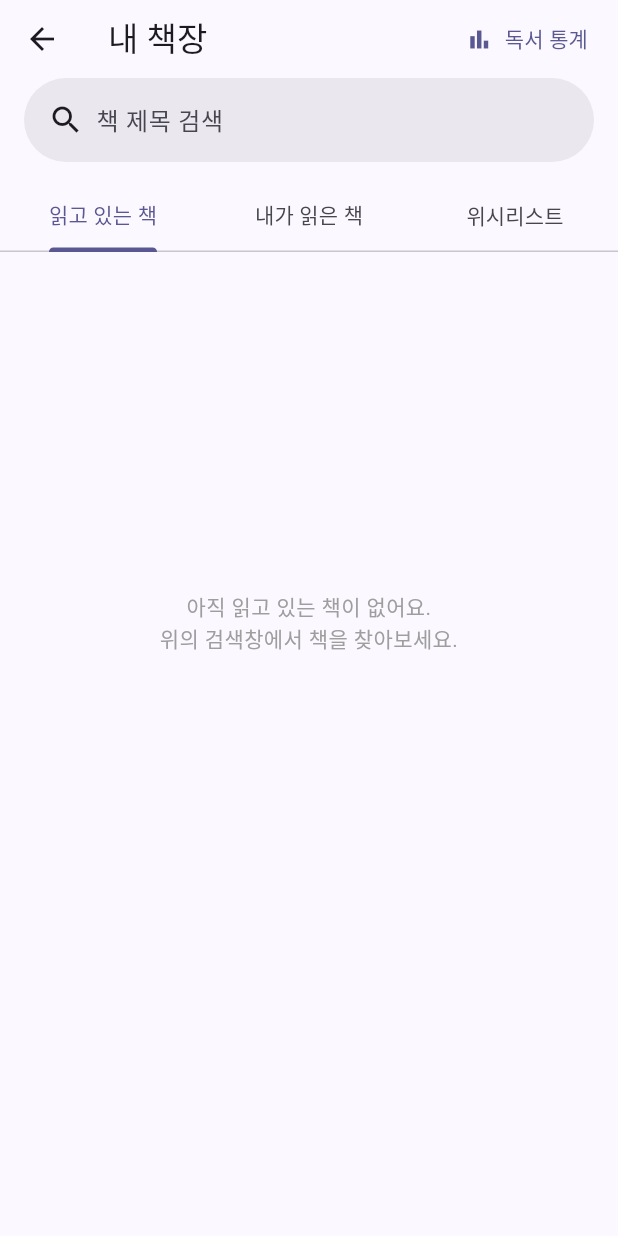
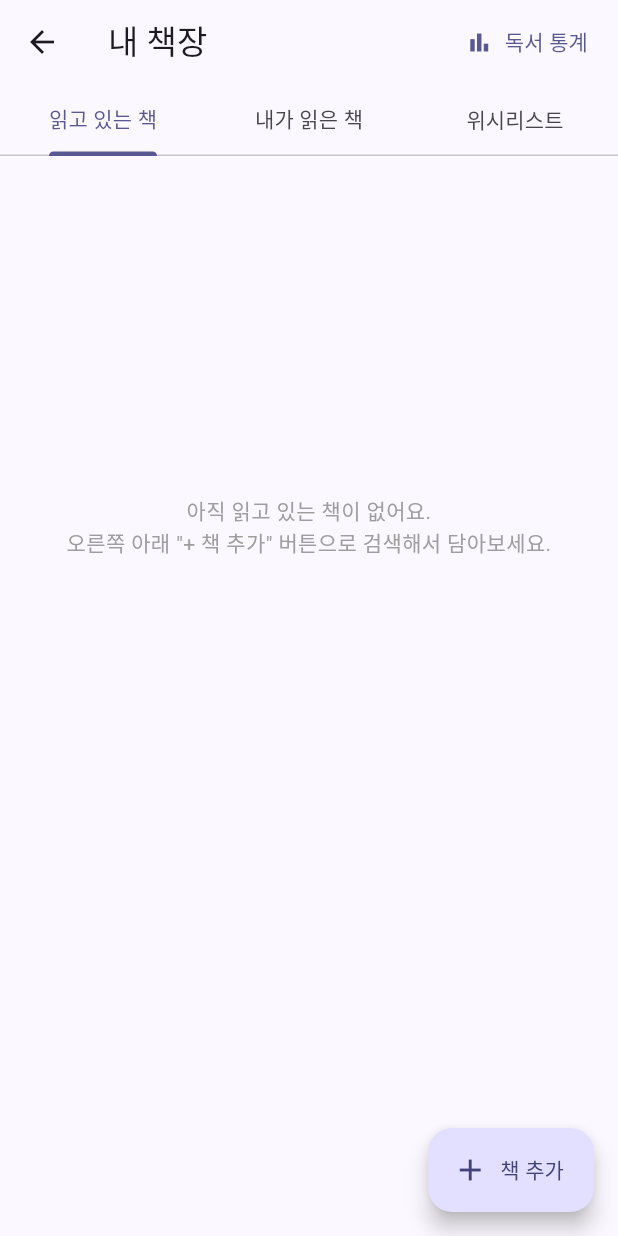
Before and after one commit to hongsytop-tech/Mobile-Application-Maker, a Flutter app: the HomeScreen screen opened directly, on a phone screen of 412 x 824 dp. Run offline on Flutter 3.47's test engine with Material 3 defaults, Android fonts, the phone set to English and light mode, and no system bars; our stand-ins replace cached_network_image, dio, fl_chart, flutter_dotenv, flutter_local_notifications, flutter_riverpod and 7 more; missing offline and left inert: dart:html; accounts and stored records are empty; network calls fail; Roboto replaces fonts that are missing (Pretendard).

Commit message:
feat(reading): 상단 검색바 제거 + '책 추가' FAB → 검색 화면

```diff
--- a/lib/features/reading/screens/home_screen.dart
+++ b/lib/features/reading/screens/home_screen.dart
@@ -40,6 +40,11 @@ class _HomeScreenState extends ConsumerState<HomeScreen>
     final asyncBooks = ref.watch(booksProvider);
 
     return Scaffold(
+      floatingActionButton: FloatingActionButton.extended(
+        onPressed: () => _openSearch(),
+        icon: const Icon(Icons.add),
+        label: const Text('책 추가'),
+      ),
       appBar: AppBar(
         title: const Text('내 책장'),
         actions: [
@@ -52,26 +57,7 @@ class _HomeScreenState extends ConsumerState<HomeScreen>
           ),
           const SizedBox(width: 4),
         ],
-        bottom: PreferredSize(
-          preferredSize: const Size.fromHeight(112),
-          child: Column(
-            children: [
-              Padding(
-                padding: const EdgeInsets.fromLTRB(16, 0, 16, 12),
-                child: SearchBar(
-                  leading: const Padding(
-                    padding: EdgeInsets.only(left: 8),
-                    child: Icon(Icons.search),
-                  ),
-                  hintText: '책 제목 검색',
-                  elevation: const WidgetStatePropertyAll(0),
-                  onTap: () => _openSearch(),
-                  onChanged: (q) {
-                    if (q.isNotEmpty) _openSearch(initialQuery: q);
-                  },
-                ),
-              ),
-              TabBar(
+        bottom: TabBar(
           controller: _tab,
           isScrollable: false,
           labelPadding: EdgeInsets.zero,
@@ -80,9 +66,6 @@ class _HomeScreenState extends ConsumerState<HomeScreen>
             Tab(text: '내가 읽은 책'),
             Tab(text: '위시리스트'),
           ],
-              ),
-            ],
-          ),
         ),
       ),
       body: asyncBooks.when(
@@ -97,7 +80,7 @@ class _HomeScreenState extends ConsumerState<HomeScreen>
             children: [
               _BookList(
                 books: reading,
-                emptyText: '아직 읽고 있는 책이 없어요.\n위의 검색창에서 책을 찾아보세요.',
+                emptyText: '아직 읽고 있는 책이 없어요.\n오른쪽 아래 "+ 책 추가" 버튼으로 검색해서 담아보세요.',
               ),
               _BookList(
                 books: finished,
@@ -106,7 +89,7 @@ class _HomeScreenState extends ConsumerState<HomeScreen>
               ),
               _BookList(
                 books: wishlist,
-                emptyText: '읽고 싶은 책을 위시리스트에 담아보세요.\n검색 후 "위시리스트 담기"를 누르면 됩니다.',
+                emptyText: '읽고 싶은 책을 위시리스트에 담아보세요.\n"+ 책 추가" 로 검색 후 "위시리스트 담기"를 누르면 됩니다.',
                 showProgress: false,
               ),
             ],
@@ -160,7 +143,7 @@ class _BookList extends ConsumerWidget {
       onRefresh: () => SyncManager.instance.pullOnLogin(),
       child: ListView.separated(
       physics: const AlwaysScrollableScrollPhysics(),
-      padding: const EdgeInsets.symmetric(vertical: 8),
+      padding: const EdgeInsets.fromLTRB(0, 8, 0, 88),
       itemCount: books.length,
       separatorBuilder: (_, __) => const Divider(height: 1),
       itemBuilder: (context, i) {
```
Lines whose indentation alone changed are shown as unchanged.
